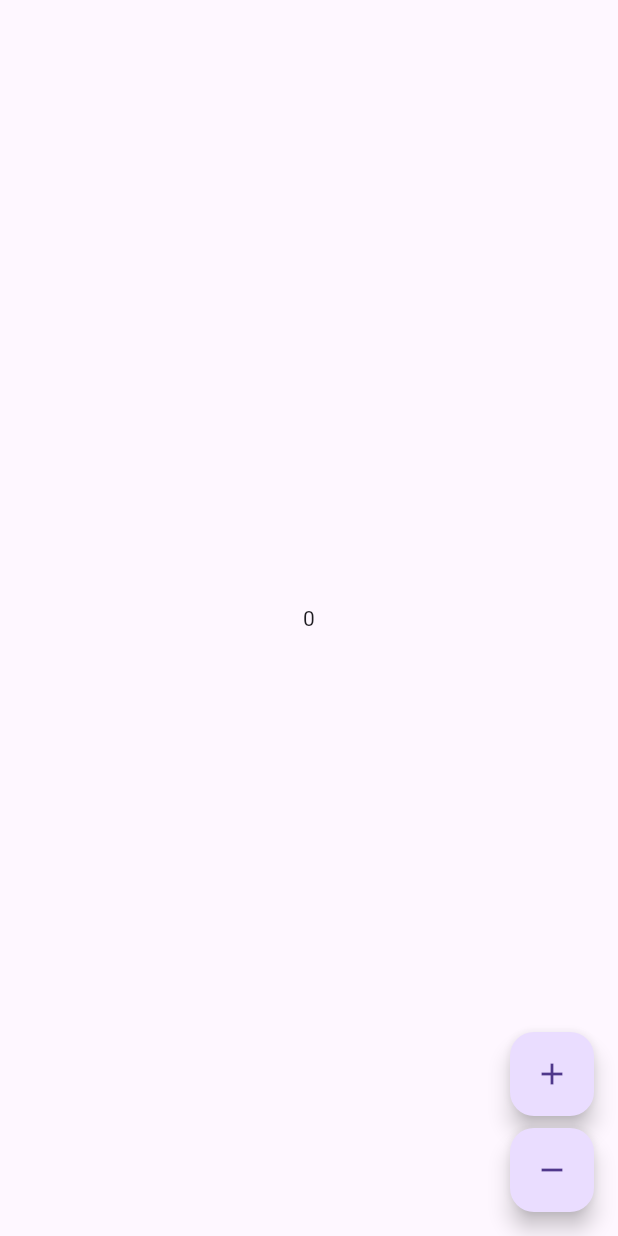
After one commit to donna6355/fc_study, a Flutter app: the CounterView screen opened directly, on a phone screen of 412 x 824 dp. The commit adds this screen. Run offline on Flutter 3.47's test engine with Material 3 defaults, Android fonts, the phone set to English and light mode, and no system bars; our stand-ins replace bloc, flutter_bloc, flutter_riverpod, flutter_speed_dial, freezed_annotation, go_router; missing offline and left inert: iamport_flutter.

Commit message:
[study] bloc cubit with counter

```diff
--- /dev/null
+++ b/lib/counter/bloc_main.dart
@@ -0,0 +1,13 @@
+import 'package:flutter/material.dart';
+import 'package:flutter_bloc/flutter_bloc.dart';
+import 'bloc_observer.dart';
+import 'view/counter_page.dart';
+
+void main() {
+  Bloc.observer = const CounterObserver();
+  runApp(const CounterApp());
+}
+
+class CounterApp extends MaterialApp {
+  const CounterApp({super.key}) : super(home: const CounterPage());
+}
--- /dev/null
+++ b/lib/counter/cubit/counter_cubit.dart
@@ -0,0 +1,8 @@
+import 'package:bloc/bloc.dart';
+
+class CounterCubit extends Cubit<int> {
+  CounterCubit() : super(0);
+
+  void increment() => emit(state + 1);
+  void decrement() => emit(state - 1);
+}
--- /dev/null
+++ b/lib/counter/view/counter_view.dart
@@ -0,0 +1,33 @@
+import 'package:flutter/material.dart';
+import 'package:flutter_bloc/flutter_bloc.dart';
+import 'package:test/counter/cubit/counter_cubit.dart';
+
+class CounterView extends StatelessWidget {
+  const CounterView({super.key});
+
+  @override
+  Widget build(BuildContext context) {
+    return Scaffold(
+      body: Center(
+        child: BlocBuilder<CounterCubit, int>(builder: (context, state) {
+          return Text('$state');
+        }),
+      ),
+      floatingActionButton: Column(
+        mainAxisAlignment: MainAxisAlignment.end,
+        crossAxisAlignment: CrossAxisAlignment.end,
+        children: [
+          FloatingActionButton(
+            child: const Icon(Icons.add),
+            onPressed: () => context.read<CounterCubit>().increment(),
+          ),
+          const SizedBox(height: 8),
+          FloatingActionButton(
+            child: const Icon(Icons.remove),
+            onPressed: () => context.read<CounterCubit>().decrement(),
+          ),
+        ],
+      ),
+    );
+  }
+}
--- a/lib/iamport_sample.dart
+++ b/lib/iamport_sample.dart
@@ -11,6 +11,7 @@ class Payment extends StatelessWidget {
 
   @override
   Widget build(BuildContext context) {
+    print('======iamport build start=========');
     return IamportPayment(
       appBar:  AppBar(
         title: const Text('아임포트 결제'),
@@ -28,7 +29,7 @@ class Payment extends StatelessWidget {
         ),
       ),
       /* [필수입력] 가맹점 식별코드 */
-      userCode: 'testtesttest',
+      userCode: 'imp87654969',
       /* [필수입력] 결제 데이터 */
       data: PaymentData(
         pg: 'html5_inicis',                                          // PG사
--- a/pubspec.yaml
+++ b/pubspec.yaml
@@ -15,6 +15,8 @@ dependencies:
   go_router: ^12.1.1
   iamport_flutter: ^0.10.13
   flutter_speed_dial: ^7.0.0
+  bloc: ^8.1.2
+  flutter_bloc: ^8.1.3
 
 dev_dependencies:
   flutter_test:
```
Also changed, not shown: lib/counter/bloc_observer.dart (added, +11 -0 lines), lib/counter/bloc_sample.dart (added, +89 -0 lines), lib/counter/view/counter_page.dart (added, +17 -0 lines), pubspec.lock.
